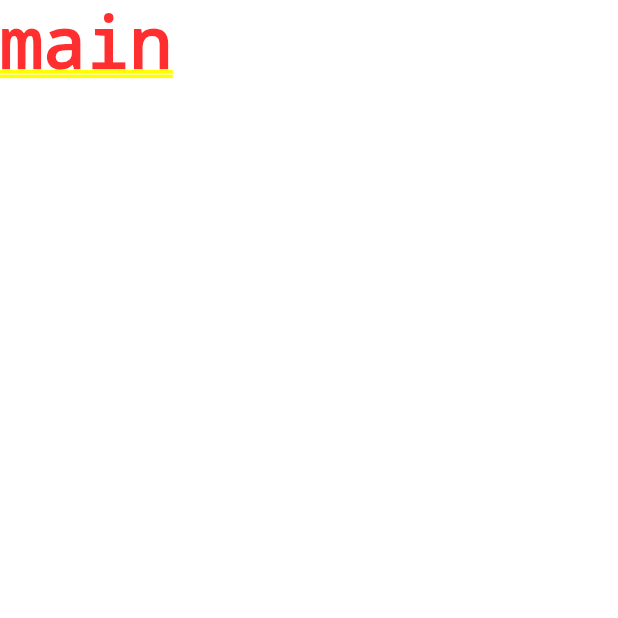
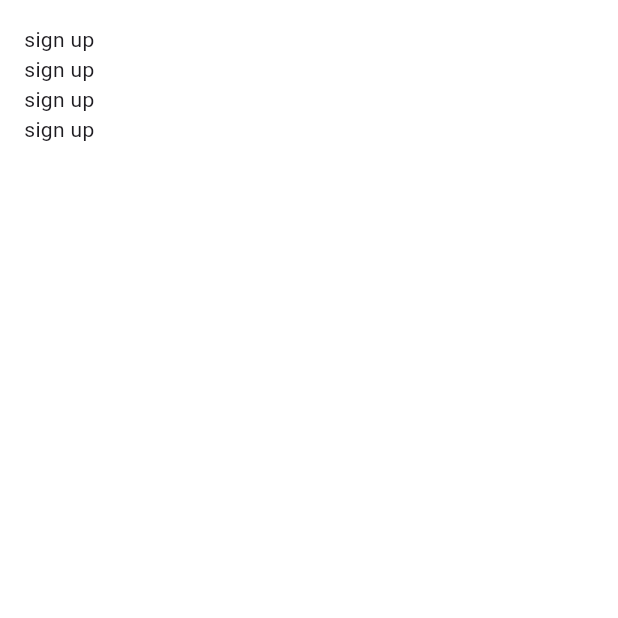
Before and after one commit to jangjia01234/reel_me, a Flutter app: the screen it shows after launch, on a phone screen of 412 x 824 dp, the top half of it. Run offline on Flutter 3.47's test engine with Material 3 defaults, Android fonts, the phone set to English and light mode, and no system bars.

Commit message:
added global appbar theme and signup screen

```diff
--- a/lib/main.dart
+++ b/lib/main.dart
@@ -1,4 +1,6 @@
 import 'package:flutter/material.dart';
+import 'package:reel_me/constants/sizes.dart';
+import 'package:reel_me/screens/sign_up.dart';
 
 void main() {
   runApp(const ReelMe());
@@ -10,11 +12,20 @@ class ReelMe extends StatelessWidget {
   @override
   Widget build(BuildContext context) {
     return MaterialApp(
-      title: 'Flutter Demo',
+      title: 'ReelMe',
       theme: ThemeData(
-        colorScheme: ColorScheme.fromSeed(seedColor: Colors.deepPurple),
+        primaryColor: const Color(0xFF843B3A),
+        appBarTheme: AppBarTheme(
+          backgroundColor: Colors.white,
+          titleTextStyle: TextStyle(
+            fontSize: Sizes.size16,
+            fontWeight: FontWeight.w600,
+            color: Colors.black,
+          ),
+        ),
       ),
-      home: Text("main"),
+      home: SignUpScreen(),
+      debugShowCheckedModeBanner: false,
     );
   }
 }
--- /dev/null
+++ b/lib/screens/sign_up.dart
@@ -0,0 +1,25 @@
+import 'package:flutter/material.dart';
+
+class SignUpScreen extends StatelessWidget {
+  const SignUpScreen({super.key});
+
+  @override
+  Widget build(BuildContext context) {
+    return Scaffold(
+      body: SafeArea(
+        child: Padding(
+          padding: const EdgeInsets.all(16),
+          child: Column(
+            children: [
+              Text("sign up"),
+              Text("sign up"),
+              Text("sign up"),
+              Text("sign up"),
+            ],
+          ),
+        ),
+      ),
+      backgroundColor: Colors.white,
+    );
+  }
+}
```
